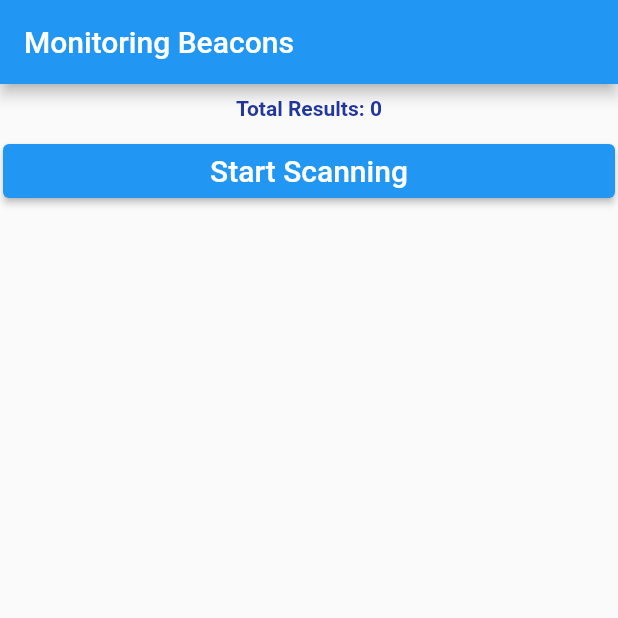
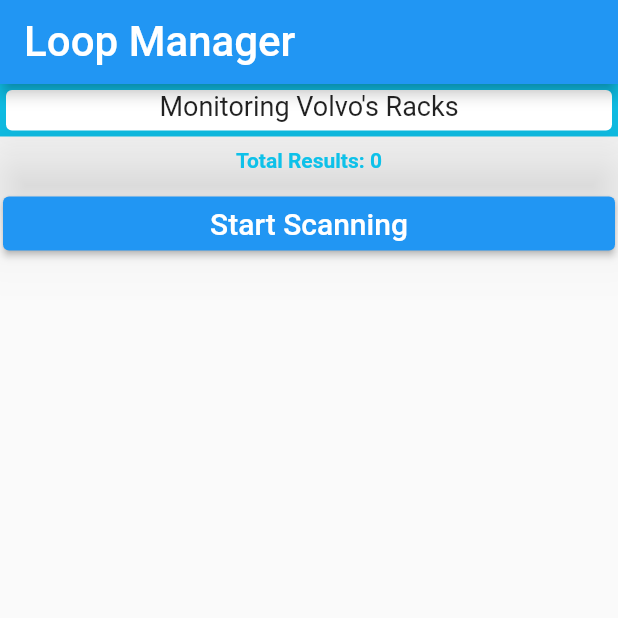
Before and after one commit to edilyrosa/beacon_app, a Flutter app: the screen it shows after launch, on a phone screen of 412 x 824 dp, the top half of it. Run offline on Flutter 3.47's test engine with Material 2 defaults, Android fonts, the phone set to English and light mode, and no system bars; our stand-ins replace flutter_local_notifications; missing offline and left inert: beacons_plugin.

Commit message:
style and other permissions on manifest xml

```diff
--- a/lib/main.dart
+++ b/lib/main.dart
@@ -5,27 +5,28 @@ import 'package:intl/intl.dart';
 import 'package:beacons_plugin/beacons_plugin.dart';
 import 'package:flutter/material.dart';
 import 'package:flutter_local_notifications/flutter_local_notifications.dart';
+//version 12/09/2022
 
-//version 12/09/2022
 Future<void> main() async {
   WidgetsFlutterBinding.ensureInitialized();
-  runApp(MyApp());
+  runApp(const MyApp());
 }
 
 class MyApp extends StatefulWidget {
+  const MyApp({super.key});
   @override
-  _MyAppState createState() => _MyAppState();
+  MyAppState createState() => MyAppState();
 }
 
-class _MyAppState extends State<MyApp> with WidgetsBindingObserver {
+class MyAppState extends State<MyApp> with WidgetsBindingObserver {
   FlutterLocalNotificationsPlugin flutterLocalNotificationsPlugin =
-      new FlutterLocalNotificationsPlugin();
+      FlutterLocalNotificationsPlugin();
 
-  String _tag = "Beacons Plugin";
+  final _tag = "Beacons Plugin";
   String _beaconResult = 'Not Scanned Yet.';
   int _nrMessagesReceived = 0;
   var isRunning = false;
-  List<String> _results = [];
+  final List<String> _results = [];
   bool _isInForeground = true;
 
   final ScrollController _scrollController = ScrollController();
@@ -39,11 +40,15 @@ class _MyAppState extends State<MyApp> with WidgetsBindingObserver {
     WidgetsBinding.instance.addObserver(this);
     initPlatformState();
 
+    //WidgetsFlutterBinding.ensureInitialized(); //!added by me
+
     // initialise the plugin. app_icon needs to be a added as a drawable resource to the Android head project
     var initializationSettingsAndroid =
-        new AndroidInitializationSettings('app_icon');
+        const AndroidInitializationSettings('app_icon');
+    //!AndroidInitializationSettings initializationSettingsAndroid = AndroidInitializationSettings('app_icon');
+
     var initializationSettingsIOS =
-        DarwinInitializationSettings(onDidReceiveLocalNotification: null);
+        const DarwinInitializationSettings(onDidReceiveLocalNotification: null);
     var initializationSettings = InitializationSettings(
         android: initializationSettingsAndroid, iOS: initializationSettingsIOS);
     flutterLocalNotificationsPlugin.initialize(initializationSettings);
@@ -72,7 +77,7 @@ class _MyAppState extends State<MyApp> with WidgetsBindingObserver {
               "[This app] collects location data to enable [feature], [feature], & [feature] even when the app is closed or not in use");
 
       //Only in case, you want the dialog to be shown again. By Default, dialog will never be shown if permissions are granted.
-      //await BeaconsPlugin.clearDisclosureDialogShowFlag(false);
+      await BeaconsPlugin.clearDisclosureDialogShowFlag(false);
     }
 
     if (Platform.isAndroid) {
@@ -118,6 +123,7 @@ class _MyAppState extends State<MyApp> with WidgetsBindingObserver {
     beaconEventsController.stream.listen(
         (data) {
           if (data.isNotEmpty && isRunning) {
+            print("***************************");
             setState(() {
               _beaconResult = data;
               _results.add(_beaconResult);
@@ -147,20 +153,35 @@ class _MyAppState extends State<MyApp> with WidgetsBindingObserver {
     return MaterialApp(
       home: Scaffold(
         appBar: AppBar(
-          title: const Text('Monitoring Beacons'),
+          title: const Text(
+            'Loop Manager',
+            style: TextStyle(fontSize: 28),
+            textAlign: TextAlign.center,
+          ),
         ),
         body: Center(
           child: Column(
             crossAxisAlignment: CrossAxisAlignment.stretch,
             mainAxisAlignment: MainAxisAlignment.center,
             children: <Widget>[
+              Container(
+                  width: double.infinity,
+                  height: 35,
+                  color: const Color.fromARGB(255, 14, 193, 233),
+                  child: const Card(
+                      elevation: 25,
+                      child: Text(
+                        "Monitoring Volvo's Racks",
+                        style: TextStyle(fontSize: 18),
+                        textAlign: TextAlign.center,
+                      ))),
               Center(
                   child: Padding(
                 padding: const EdgeInsets.all(8.0),
                 child: Text('Total Results: $_nrMessagesReceived',
                     style: Theme.of(context).textTheme.headline4?.copyWith(
                           fontSize: 14,
-                          color: const Color(0xFF22369C),
+                          color: const Color.fromARGB(255, 14, 193, 233),
                           fontWeight: FontWeight.bold,
                         )),
               )),
@@ -179,7 +200,7 @@ class _MyAppState extends State<MyApp> with WidgetsBindingObserver {
                     });
                   },
                   child: Text(isRunning ? 'Stop Scanning' : 'Start Scanning',
-                      style: TextStyle(fontSize: 20)),
+                      style: const TextStyle(fontSize: 20)),
                 ),
               ),
               Visibility(
@@ -193,12 +214,12 @@ class _MyAppState extends State<MyApp> with WidgetsBindingObserver {
                         _results.clear();
                       });
                     },
-                    child:
-                        Text("Clear Results", style: TextStyle(fontSize: 20)),
+                    child: const Text("Clear Results",
+                        style: TextStyle(fontSize: 20)),
                   ),
                 ),
               ),
-              SizedBox(
+              const SizedBox(
                 height: 20.0,
               ),
               Expanded(child: _buildResultsList())
@@ -210,14 +231,14 @@ class _MyAppState extends State<MyApp> with WidgetsBindingObserver {
   }
 
   void _showNotification(String subtitle) {
-    var rng = new Random();
-    Future.delayed(Duration(seconds: 5)).then((result) async {
-      var androidPlatformChannelSpecifics = AndroidNotificationDetails(
+    var rng = Random();
+    Future.delayed(const Duration(seconds: 5)).then((result) async {
+      const androidPlatformChannelSpecifics = AndroidNotificationDetails(
           'your channel id', 'your channel name',
           importance: Importance.high,
           priority: Priority.high,
           ticker: 'ticker');
-      var iOSPlatformChannelSpecifics = DarwinNotificationDetails();
+      var iOSPlatformChannelSpecifics = const DarwinNotificationDetails();
       var platformChannelSpecifics = NotificationDetails(
           android: androidPlatformChannelSpecifics,
           iOS: iOSPlatformChannelSpecifics);
@@ -229,15 +250,15 @@ class _MyAppState extends State<MyApp> with WidgetsBindingObserver {
 
   Widget _buildResultsList() {
     return Scrollbar(
-      isAlwaysShown: true,
+      thumbVisibility: true,
       controller: _scrollController,
       child: ListView.separated(
         shrinkWrap: true,
         scrollDirection: Axis.vertical,
-        physics: ScrollPhysics(),
+        physics: const ScrollPhysics(),
         controller: _scrollController,
         itemCount: _results.length,
-        separatorBuilder: (BuildContext context, int index) => Divider(
+        separatorBuilder: (BuildContext context, int index) => const Divider(
           height: 1,
           color: Colors.black,
         ),
@@ -262,122 +283,3 @@ class _MyAppState extends State<MyApp> with WidgetsBindingObserver {
     );
   }
 }
-
-/*
-import 'package:flutter/material.dart';
-
-void main() {
-  runApp(const MyApp());
-}
-
-class MyApp extends StatelessWidget {
-  const MyApp({super.key});
-
-  // This widget is the root of your application.
-  @override
-  Widget build(BuildContext context) {
-    return MaterialApp(
-      title: 'Flutter Demo',
-      theme: ThemeData(
-        // This is the theme of your application.
-        //
-        // Try running your application with "flutter run". You'll see the
-        // application has a blue toolbar. Then, without quitting the app, try
-        // changing the primarySwatch below to Colors.green and then invoke
-        // "hot reload" (press "r" in the console where you ran "flutter run",
-        // or simply save your changes to "hot reload" in a Flutter IDE).
-        // Notice that the counter didn't reset back to zero; the application
-        // is not restarted.
-        primarySwatch: Colors.blue,
-      ),
-      home: const MyHomePage(title: 'Flutter Demo Home Page'),
-    );
-  }
-}
-
-class MyHomePage extends StatefulWidget {
-  const MyHomePage({super.key, required this.title});
-
-  // This widget is the home page of your application. It is stateful, meaning
-  // that it has a State object (defined below) that contains fields that affect
-  // how it looks.
-
-  // This class is the configuration for the state. It holds the values (in this
-  // case the title) provided by the parent (in this case the App widget) and
-  // used by the build method of the State. Fields in a Widget subclass are
-  // always marked "final".
-
-  final String title;
-
-  @override
-  State<MyHomePage> createState() => _MyHomePageState();
-}
-
-class _MyHomePageState extends State<MyHomePage> {
-  int _counter = 0;
-
-  void _incrementCounter() {
-    setState(() {
-      // This call to setState tells the Flutter framework that something has
-      // changed in this State, which causes it to rerun the build method below
-      // so that the display can reflect the updated values. If we changed
-      // _counter without calling setState(), then the build method would not be
-      // called again, and so nothing would appear to happen.
-      _counter++;
-    });
-  }
-
-  @override
-  Widget build(BuildContext context) {
-    // This method is rerun every time setState is called, for instance as done
-    // by the _incrementCounter method above.
-    //
-    // The Flutter framework has been optimized to make rerunning build methods
-    // fast, so that you can just rebuild anything that needs updating rather
-    // than having to individually change instances of widgets.
-    return Scaffold(
-      appBar: AppBar(
-        // Here we take the value from the MyHomePage object that was created by
-        // the App.build method, and use it to set our appbar title.
-        title: Text(widget.title),
-      ),
-      body: Center(
-        // Center is a layout widget. It takes a single child and positions it
-        // in the middle of the parent.
-        child: Column(
-          // Column is also a layout widget. It takes a list of children and
-          // arranges them vertically. By default, it sizes itself to fit its
-          // children horizontally, and tries to be as tall as its parent.
-          //
-          // Invoke "debug painting" (press "p" in the console, choose the
-          // "Toggle Debug Paint" action from the Flutter Inspector in Android
-          // Studio, or the "Toggle Debug Paint" command in Visual Studio Code)
-          // to see the wireframe for each widget.
-          //
-          // Column has various properties to control how it sizes itself and
-          // how it positions its children. Here we use mainAxisAlignment to
-          // center the children vertically; the main axis here is the vertical
-          // axis because Columns are vertical (the cross axis would be
-          // horizontal).
-          mainAxisAlignment: MainAxisAlignment.center,
-          children: <Widget>[
-            const Text(
-              'You have pushed the button this many times:',
-            ),
-            Text(
-              '$_counter',
-              style: Theme.of(context).textTheme.headline4,
-            ),
-          ],
-        ),
-      ),
-      floatingActionButton: FloatingActionButton(
-        onPressed: _incrementCounter,
-        tooltip: 'Increment',
-        child: const Icon(Icons.add),
-      ), // This trailing comma makes auto-formatting nicer for build methods.
-    );
-  }
-}
-
-*/
```
Also changed, not shown: 3 other files.
